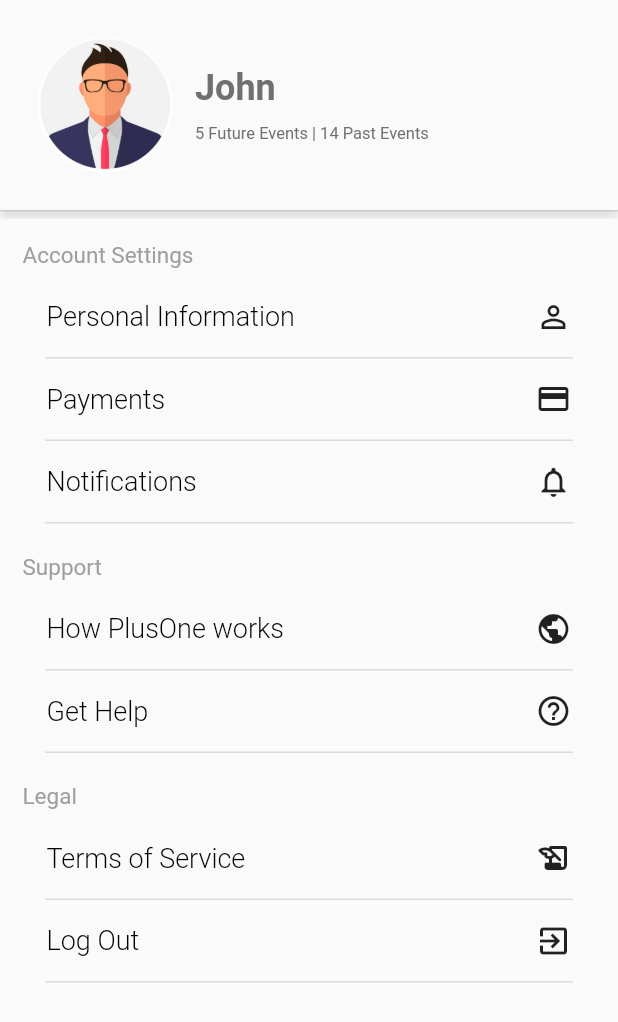
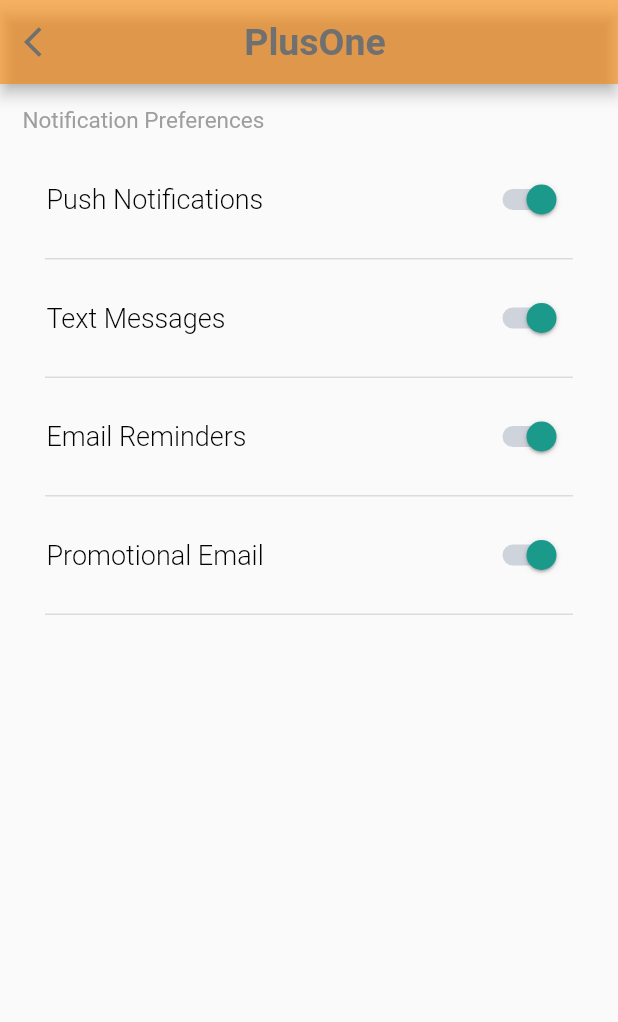
Before and after one commit to stephenBletsas/SENG2021_random_group, a Flutter app: the ProfilePage screen opened directly, after a tap on "Notifications", on a phone screen of 412 x 824 dp. Shown: the top 1022 px of the screen. Run offline on Flutter 3.47's test engine with Material 2 defaults, Android fonts, the phone set to English and light mode, and no system bars; our stand-ins replace fluttertoast, google_fonts; missing offline and left inert: flutter_webview_plugin; statements that could not run were skipped.

Commit message:
Notifications prefs added

```diff
--- /dev/null
+++ b/SourceCode_and_Documentation/plus_one/lib/src/pages/profile/notif_options_page.dart
@@ -0,0 +1,253 @@
+import 'package:flutter/material.dart';
+import 'package:plus_one/src/styling/custom_text_styles.dart';
+import 'package:plus_one/src/styling/color_palettes.dart';
+import 'package:plus_one/src/pages/authentication/login_page.dart';
+import 'package:plus_one/src/pages/profile/tos_page.dart';
+
+class NotifOptionsPage extends StatefulWidget {
+  @override
+  _NotifOptionsState createState() => _NotifOptionsState();
+}
+
+class _NotifOptionsState extends State<NotifOptionsPage> {
+  final textStyleState = TextStyle(fontSize: 11.0, color: Colors.white);
+
+  final textStyleTop = TextStyle(
+      fontSize: 22.0, fontWeight: FontWeight.bold, color: Colors.white);
+
+  final textStyle2 = TextStyle(color: Colors.white);
+
+  bool isPushOn = true;
+  bool isTextOn = true;
+  bool isEmailRemOn = true;
+  bool isPromoEmailOn = true;
+
+  @override
+  Widget build(BuildContext context) {
+    return Scaffold(
+      appBar: AppBar(
+        backgroundColor: sixtyPercOrange,
+        title: Center(
+            child: Text(
+          'PlusOne',
+          style: TextStyle(
+              color: unselectedGray, fontWeight: FontWeight.bold, fontSize: 25),
+        )),
+        leading: IconButton(
+            icon: Icon(
+              Icons.arrow_back_ios,
+              color: unselectedGray,
+            ),
+            onPressed: () {
+              Navigator.pop(context);
+            }),
+        actions: [
+          Icon(
+            Icons.call,
+            color: Colors.transparent,
+          ),
+          Icon(
+            Icons.call,
+            color: Colors.transparent,
+          )
+        ],
+      ),
+      body: ListView(
+        children: <Widget>[
+          Padding(
+            padding: EdgeInsets.fromLTRB(15, 15, 15, 5),
+            child: Text(
+              "Notification Preferences",
+              style: TextStyle(
+                color: Colors.grey,
+                fontSize: 15,
+              ),
+            ),
+          ),
+          FlatButton(
+            splashColor: Colors.transparent,
+            highlightColor: Colors.transparent,
+            onPressed: () {
+              // TODO
+              // Navigator.push(
+              //   context,
+              //   MaterialPageRoute(builder: (context) => InfoPersonnel()),
+              // );
+            },
+            child: Padding(
+              padding: EdgeInsets.all(15),
+              child: Row(
+                mainAxisAlignment: MainAxisAlignment.spaceEvenly,
+                children: <Widget>[
+                  Expanded(
+                    child: Text(
+                      "Push Notifications",
+                      style: TextStyle(
+                          color: Colors.black,
+                          fontSize: 18,
+                          fontWeight: FontWeight.w300),
+                      overflow: TextOverflow.ellipsis,
+                    ),
+                  ),
+                  Switch(
+                    value: isPushOn,
+                    onChanged: (value) {
+                      setState(() {
+                        isPushOn = value;
+                      });
+                    },
+                    activeTrackColor: lightGray,
+                    activeColor: persianGreen,
+                  ),
+                ],
+              ),
+            ),
+          ),
+          Container(
+            margin: EdgeInsets.symmetric(horizontal: 30),
+            decoration: BoxDecoration(
+              color: Colors.black12,
+            ),
+            width: 50,
+            height: 1,
+          ),
+          FlatButton(
+            splashColor: Colors.transparent,
+            highlightColor: Colors.transparent,
+            onPressed: () {
+              // TODO
+              // Navigator.push(
+              //   context,
+              //   MaterialPageRoute(builder: (context) => InfoPersonnel()),
+              // );
+            },
+            child: Padding(
+              padding: EdgeInsets.all(15),
+              child: Row(
+                mainAxisAlignment: MainAxisAlignment.spaceEvenly,
+                children: <Widget>[
+                  Expanded(
+                    child: Text(
+                      "Text Messages",
+                      style: TextStyle(
+                          color: Colors.black,
+                          fontSize: 18,
+                          fontWeight: FontWeight.w300),
+                      overflow: TextOverflow.ellipsis,
+                    ),
+                  ),
+                  Switch(
+                    value: isTextOn,
+                    onChanged: (value) {
+                      setState(() {
+                        isTextOn = value;
+                      });
+                    },
+                    activeTrackColor: lightGray,
+                    activeColor: persianGreen,
+                  ),
+                ],
+              ),
+            ),
+          ),
+          Container(
+            margin: EdgeInsets.symmetric(horizontal: 30),
+            decoration: BoxDecoration(
+              color: Colors.black12,
+            ),
+            width: 50,
+            height: 1,
+          ),
+          FlatButton(
+            splashColor: Colors.transparent,
+            highlightColor: Colors.transparent,
+            onPressed: () {},
+            child: Padding(
+              padding: EdgeInsets.all(15),
+              child: Row(
+                mainAxisAlignment: MainAxisAlignment.spaceEvenly,
+                children: <Widget>[
+                  Expanded(
+                    child: Text(
+                      "Email Reminders",
+                      style: TextStyle(
+                          color: Colors.black,
+                          fontSize: 18,
+                          fontWeight: FontWeight.w300),
+                      overflow: TextOverflow.ellipsis,
+                    ),
+                  ),
+                  Switch(
+                    value: isEmailRemOn,
+                    onChanged: (value) {
+                      setState(() {
+                        isEmailRemOn = value;
+                      });
+                    },
+                    activeTrackColor: lightGray,
+                    activeColor: persianGreen,
+                  ),
+                ],
+              ),
+            ),
+          ),
+          Container(
+            margin: EdgeInsets.symmetric(horizontal: 30),
+            decoration: BoxDecoration(
+              color: Colors.black12,
+            ),
+            width: 50,
+            height: 1,
+          ),
+          FlatButton(
+            splashColor: Colors.transparent,
+            highlightColor: Colors.transparent,
+            onPressed: () {
+              // TODO
+              // Navigator.push(
+              //   context,
+              //   MaterialPageRoute(builder: (context) => AddProperty()),
+              // );
+            },
+            child: Padding(
+              padding: EdgeInsets.all(15),
+              child: Row(
+                mainAxisAlignment: MainAxisAlignment.spaceEvenly,
+                children: <Widget>[
+                  Expanded(
+                    child: Text(
+                      "Promotional Email",
+                      style: TextStyle(
+                          color: Colors.black,
+                          fontSize: 18,
+                          fontWeight: FontWeight.w300),
+                      overflow: TextOverflow.ellipsis,
+                    ),
+                  ),
+                  Switch(
+                    value: isPromoEmailOn,
+                    onChanged: (value) {
+                      setState(() {
+                        isPromoEmailOn = value;
+                      });
+                    },
+                    activeTrackColor: lightGray,
+                    activeColor: persianGreen,
+                  ),
+                ],
+              ),
+            ),
+          ),
+          Container(
+            margin: EdgeInsets.symmetric(horizontal: 30),
+            decoration: BoxDecoration(
+              color: Colors.black12,
+            ),
+            width: 50,
+            height: 1,
+          ),
+        ],
+      ),
+    );
+  }
+}
--- a/SourceCode_and_Documentation/plus_one/lib/src/pages/profile/profile_page.dart
+++ b/SourceCode_and_Documentation/plus_one/lib/src/pages/profile/profile_page.dart
@@ -3,6 +3,8 @@
 import 'package:plus_one/src/styling/color_palettes.dart';
 import 'package:plus_one/src/pages/authentication/login_page.dart';
 import 'package:plus_one/src/pages/profile/tos_page.dart';
+import 'package:plus_one/src/pages/profile/notif_options_page.dart';
+
 
 class ProfilePage extends StatefulWidget {
   @override
@@ -170,7 +172,12 @@
           ),
           FlatButton(
             splashColor: Colors.grey,
-            onPressed: () {},
+            onPressed: () {
+              Navigator.push(
+                context,
+                MaterialPageRoute(builder: (context) => NotifOptionsPage()),
+              );
+            },
             child: Padding(
               padding: EdgeInsets.all(15),
               child: Row(
```
